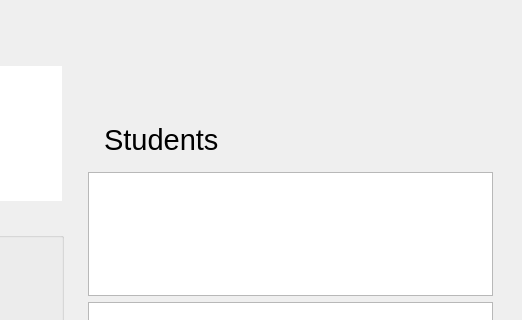
The window that portal/src/adminpane.ui (zfrye06/Loque) describes before a commit, drawn with Qt 5; both pictures show x 192 to 714 and y 0 to 320 of the 714 by 456 pixel window.
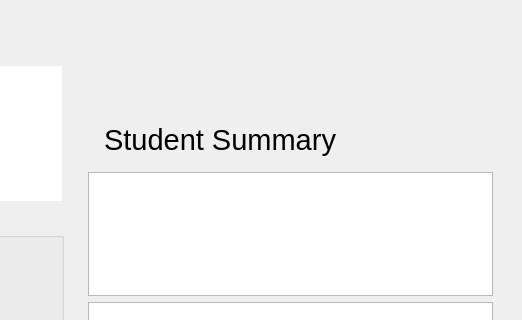
The same window after the commit. Icons and pictures are not drawn.

Commit message: portal - Add hover behavior to tables.

What changed in the file:
```diff
--- a/portal/src/adminpane.ui
+++ b/portal/src/adminpane.ui
@@ -264,7 +264,7 @@
                       <string notr="true">margin-top: 15px;</string>
                      </property>
                      <property name="text">
-                      <string>Students</string>
+                      <string>Student Summary</string>
                      </property>
                     </widget>
                    </item>
```
Left out of the diff: 15 changed lines with no effect on the pictures. The commit also changes 1 other file.
